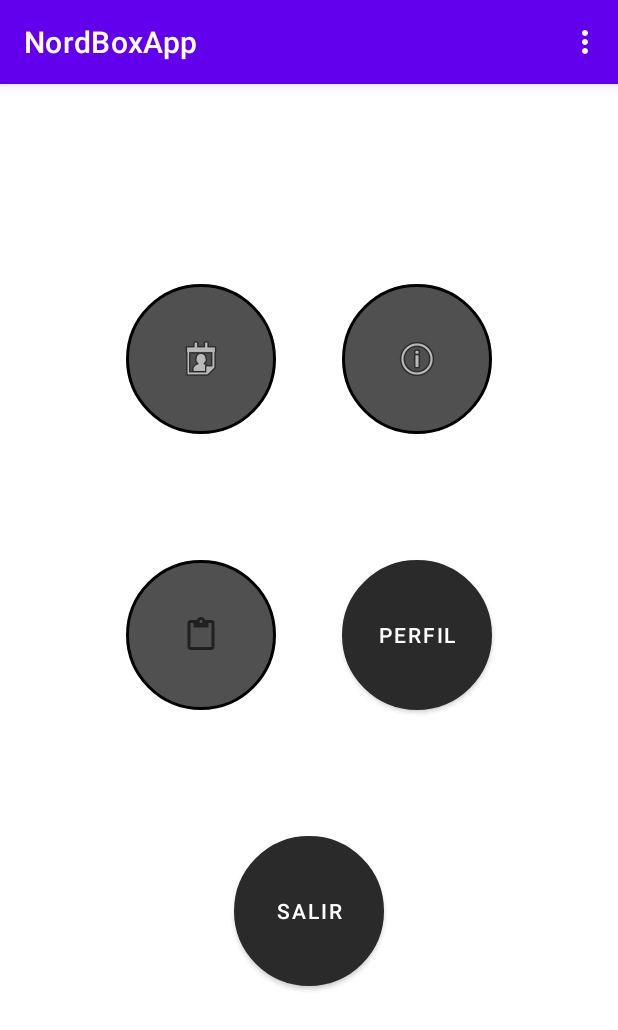
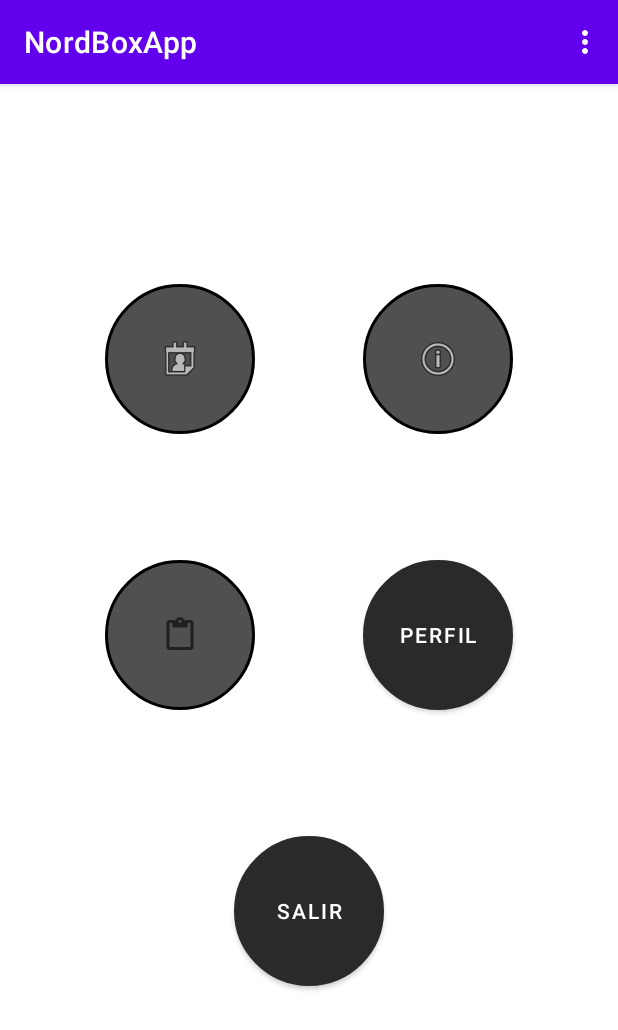
Before and after one commit to AlexCampos98/NordBoxApp, an Android app: the menuActivity screen opened directly, with no data from a screen before it, on a phone screen of 412 x 824 dp. Shown: the top 1030 px of the screen. Run offline under Robolectric (Android 15) with nearby library versions, the phone set to English and light mode, and no system bars.

Commit message:
Activity Menu, creada, falta perfeccionar los botones y añadir los intent

```diff
--- a/app/src/main/java/com/example/nordboxapp/menuActivity.java
+++ b/app/src/main/java/com/example/nordboxapp/menuActivity.java
@@ -73,21 +73,23 @@ public class menuActivity extends AppCompatActivity implements View.OnClickListe
                 break;
 
             case R.id.btnContacto:
-                //TODO Añadir intent de cambio a la activity calendario.
+                //TODO Añadir intent de cambio a la activity Contacto.
                 break;
 
             case R.id.btnBenchmarks:
-                //TODO Añadir intent de cambio a la activity calendario.
+                //TODO Añadir intent de cambio a la activity Benchmarks.
                 break;
 
             case R.id.btnPerfil:
-                //TODO Añadir intent de cambio a la activity calendario.
+                //TODO Añadir intent de cambio a la activity Perfil.
                 break;
 
             case R.id.btnSalir:
-                //TODO Añadir intent de cambio a la activity calendario.
+                //TODO Cerrar la sesion al Salir.
+                i = new Intent(this, login.class);
                 break;
+        }
 
-        }
+        startActivity(i);
     }
 }
--- a/app/src/main/res/layout/activity_menu.xml
+++ b/app/src/main/res/layout/activity_menu.xml
@@ -10,7 +10,7 @@
         android:id="@+id/btnReservar"
         android:layout_width="100dp"
         android:layout_height="100dp"
-        android:layout_marginStart="84dp"
+        android:layout_marginStart="70dp"
         android:background="@drawable/boton_redondo"
         android:contentDescription="@string/btnReservar"
         app:layout_constraintBottom_toBottomOf="parent"
@@ -23,7 +23,7 @@
         android:id="@+id/btnContacto"
         android:layout_width="100dp"
         android:layout_height="100dp"
-        android:layout_marginEnd="84dp"
+        android:layout_marginEnd="70dp"
         android:background="@drawable/boton_redondo"
         android:contentDescription="@string/btnContacto"
         app:layout_constraintEnd_toEndOf="parent"
@@ -34,11 +34,10 @@
         android:id="@+id/btnBenchmarks"
         android:layout_width="100dp"
         android:layout_height="100dp"
-        android:layout_marginStart="84dp"
         android:layout_marginTop="84dp"
         android:background="@drawable/boton_redondo"
         android:contentDescription="@string/btnBenchmarks"
-        app:layout_constraintStart_toStartOf="parent"
+        app:layout_constraintStart_toStartOf="@+id/btnReservar"
         app:layout_constraintTop_toBottomOf="@+id/btnReservar"
         app:srcCompat="?attr/actionModePasteDrawable" />
 
@@ -47,12 +46,11 @@
         android:layout_width="100dp"
         android:layout_height="100dp"
         android:layout_marginTop="84dp"
-        android:layout_marginEnd="84dp"
         android:background="@drawable/boton_redondo"
         android:text="@string/btnPerfil"
         android:textColor="@color/white"
         app:backgroundTint="@color/transparente"
-        app:layout_constraintEnd_toEndOf="parent"
+        app:layout_constraintEnd_toEndOf="@+id/btnContacto"
         app:layout_constraintTop_toBottomOf="@+id/btnContacto" />
 
     <Button
```
